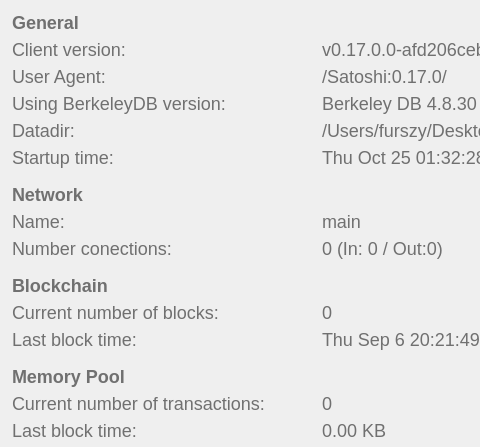
Old version of the form src/qt/veil/forms/settingsadvanceinformation.ui in the repository Veil-Project/veil; both pictures show x 0 to 480 and y 0 to 447 of the 739 by 664 pixel window.
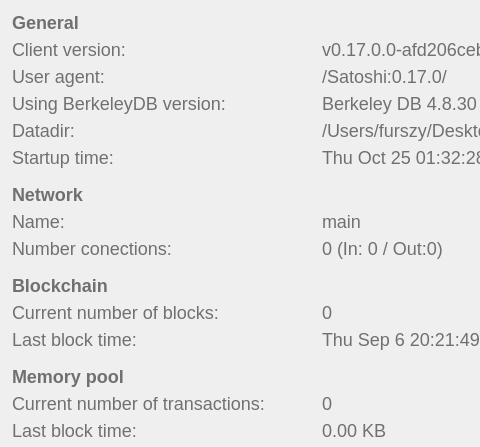
New version of the form.

Patch:
```diff
--- a/src/qt/veil/forms/settingsadvanceinformation.ui
+++ b/src/qt/veil/forms/settingsadvanceinformation.ui
@@ -122,7 +122,7 @@
 font-weight:200;</string>
             </property>
             <property name="text">
-             <string>User Agent:</string>
+             <string>User agent:</string>
             </property>
            </widget>
           </item>
@@ -513,7 +513,7 @@
 font-weight:bold;</string>
           </property>
           <property name="text">
-           <string>Memory Pool</string>
+           <string>Memory pool</string>
           </property>
          </widget>
         </item>
```
